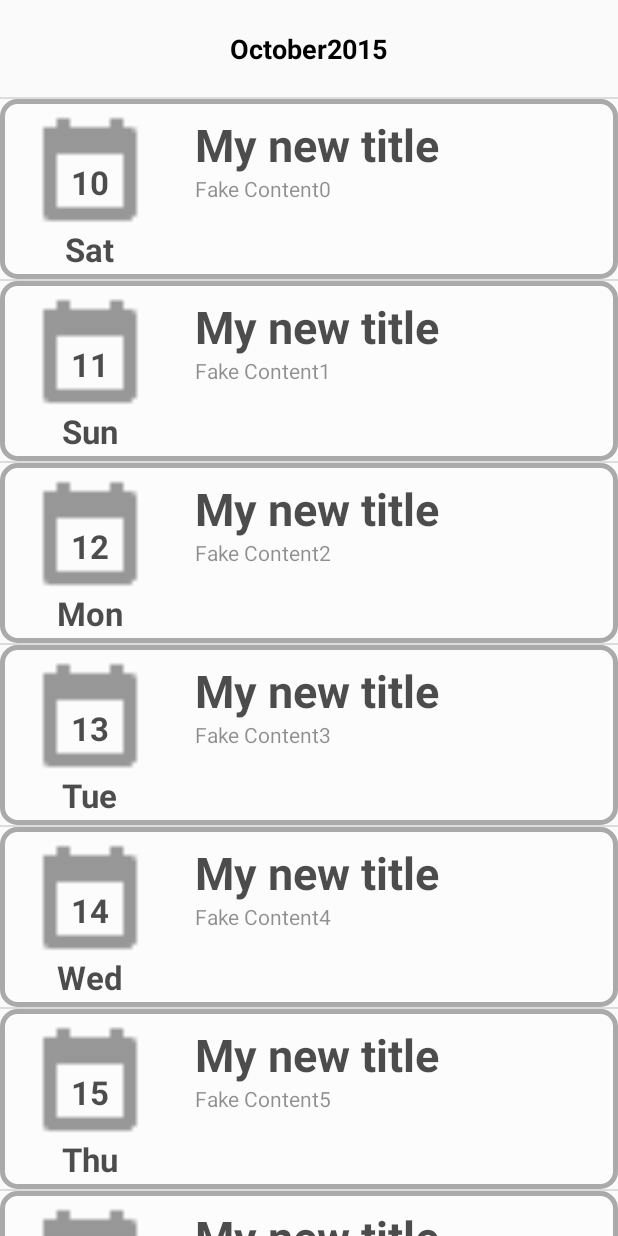
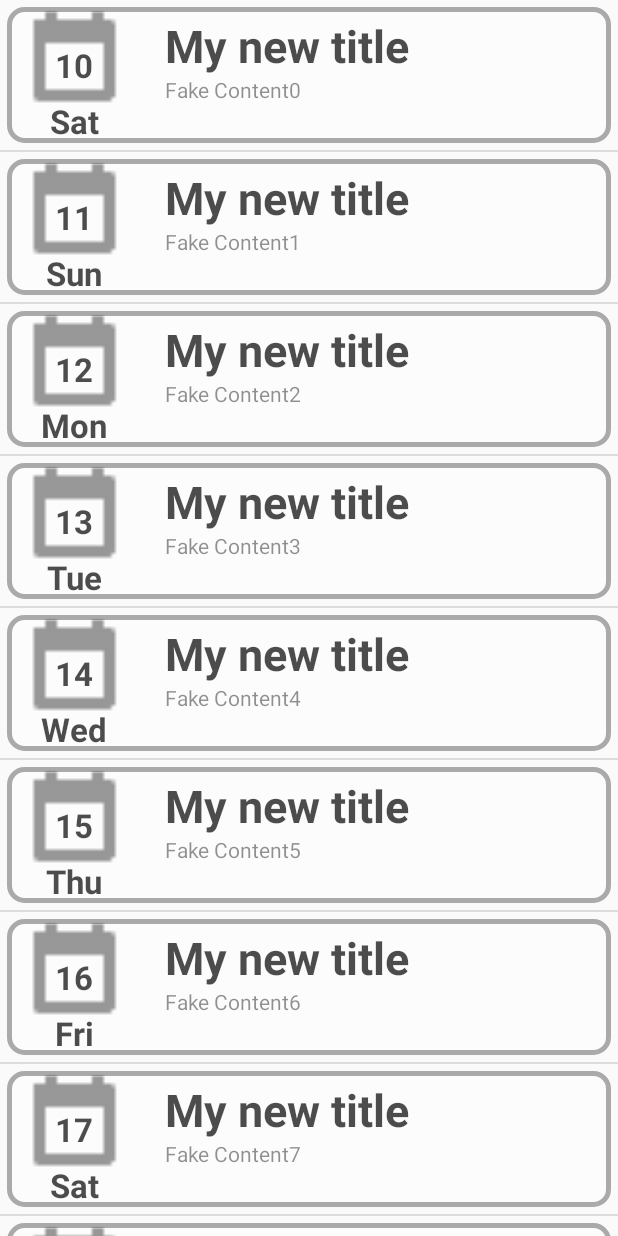
Before and after one commit to jzz111/MedicalTrackerJournal, an Android app: the screen it shows after launch (MainActivity), on a phone screen of 412 x 824 dp. Run offline under Robolectric (Android 15) with nearby library versions, the phone set to English and light mode, and no system bars.

Commit message:
Finalized layout... will put in sections in the list adapter and not do UI tricks

```diff
--- a/app/src/main/java/net/jghost/medicaltrackerjournal/activity/MainActivity.java
+++ b/app/src/main/java/net/jghost/medicaltrackerjournal/activity/MainActivity.java
@@ -1,12 +1,9 @@
 package net.jghost.medicaltrackerjournal.activity;
 
-import android.app.Activity;
 import android.app.ListActivity;
 import android.os.Bundle;
 import android.view.View;
-import android.widget.LinearLayout;
 import android.widget.ListView;
-import android.widget.TextView;
 
 import net.jghost.medicaltrackerjournal.R;
 import net.jghost.medicaltrackerjournal.adapter.JournalEntryPreviewAdapter;
@@ -18,13 +15,16 @@ import java.util.Date;
 import java.util.GregorianCalendar;
 import java.util.List;
 
-public class MainActivity extends Activity {
+public class MainActivity extends ListActivity {
+
+    private JournalEntryPreviewAdapter adapter;
+    private ListView entryList;
 
     @Override
     protected void onCreate(Bundle savedInstanceState) {
         super.onCreate(savedInstanceState);
         setContentView(R.layout.main_activity);
-        List<JournalEntry> fakeJournalEntries = new ArrayList<JournalEntry>();
+        List<JournalEntry> fakeJournalEntries = new ArrayList<>();
         JournalEntry e;
         for (int i = 0; i<10; i++) {
             e = new JournalEntry();
@@ -35,22 +35,9 @@ public class MainActivity extends Activity {
             e.setTitle("My new title");
             fakeJournalEntries.add(e);
         }
-        LinearLayout october = displayMonth("October", 2015, fakeJournalEntries);
-        LinearLayout.LayoutParams p = new LinearLayout.LayoutParams(LinearLayout.LayoutParams.WRAP_CONTENT,LinearLayout.LayoutParams.WRAP_CONTENT);
-        addContentView(october, p);
-    }
+        adapter = new JournalEntryPreviewAdapter(this, R.layout.listview_journal_entry_row, fakeJournalEntries);
 
-    private LinearLayout displayMonth(String month, int year, List<JournalEntry> entries) {
-        JournalEntryPreviewAdapter adapter = new JournalEntryPreviewAdapter(this, R.layout.listview_journal_entry_row, entries);
-
-        LinearLayout container = (LinearLayout) getLayoutInflater().inflate(R.layout.listview_journal_entry, null);
-        ListView entryList = (ListView) container.findViewById(android.R.id.list);
-        View header = getLayoutInflater().inflate(R.layout.listview_header_journal_month, null);
-        TextView month_year = (TextView) header.findViewById(R.id.category_month_year);
-        month_year.setText(month + year);
-        entryList.addHeaderView(header);
+        entryList = (ListView) findViewById(android.R.id.list);
         entryList.setAdapter(adapter);
-
-        return container;
     }
 }
--- /dev/null
+++ b/app/src/main/res/drawable/listview_background.xml
@@ -0,0 +1,6 @@
+<?xml version="1.0" encoding="utf-8"?>
+<layer-list xmlns:android="http://schemas.android.com/apk/res/android">
+    <item android:top="5dp" android:bottom="5dp"
+        android:right="5dp" android:left="5dp"
+        android:drawable="@drawable/slightly_rounded_rect_bg" />
+</layer-list>
--- a/app/src/main/res/layout/listview_journal_entry.xml
+++ /dev/null
@@ -1,14 +0,0 @@
-<?xml version="1.0" encoding="utf-8"?>
-<LinearLayout xmlns:android="http://schemas.android.com/apk/res/android"
-    xmlns:tools="http://schemas.android.com/tools"
-    android:layout_width="match_parent"
-    android:layout_height="match_parent"
-    tools:context="net.jghost.medicaltrackerjournal.activity.MainActivity"
-    android:orientation="vertical">
-
-    <ListView
-        android:layout_width="match_parent"
-        android:layout_height="wrap_content"
-        android:id="@android:id/list" />
-
-</LinearLayout>
--- a/app/src/main/res/layout/listview_journal_entry_row.xml
+++ b/app/src/main/res/layout/listview_journal_entry_row.xml
@@ -3,8 +3,8 @@
     android:layout_width="fill_parent"
     android:layout_height="@dimen/listview_header"
     android:orientation="horizontal"
-    android:background="@drawable/slightly_rounded_rect_bg"
-    android:layout_marginBottom="@dimen/listview_bottom_margin"
+    android:background="@drawable/listview_background"
+    android:layout_margin="@dimen/listview_bottom_margin"
     android:backgroundTintMode="screen">
 
 
@@ -20,13 +20,13 @@
 
             <ImageView
                 android:id="@+id/ic_event"
-                android:layout_width="80dp"
-                android:layout_height="80dp"
+                android:layout_width="70dp"
+                android:layout_height="70dp"
                 android:layout_gravity="center_horizontal"
                 android:alpha="@string/icon_faded"
                 android:contentDescription="@string/ic_desc_event"
                 android:src="@mipmap/ic_event_black_18dp"
-                android:layout_marginTop="@dimen/listview_padding" />
+                android:layout_marginTop="5dp" />
 
             <LinearLayout
                 android:id="@+id/listview_header_text"
@@ -40,14 +40,13 @@
                 android:alpha="@string/text_faded"
                 android:gravity="center"
                 android:orientation="vertical"
-                android:paddingTop="20dp">
+                android:paddingTop="15dp">
 
                 <TextView
                     android:id="@+id/event_date"
                     android:layout_width="@dimen/text_event_date_height"
                     android:layout_height="@dimen/text_event_date_height"
                     android:gravity="center_vertical|center_horizontal"
-                    android:paddingTop="5dp"
                     android:text="@string/text_default_date"
                     android:textAppearance="?android:attr/textAppearanceLarge"
                     android:textStyle="bold"
@@ -57,7 +56,6 @@
                     android:id="@+id/event_day_of_week"
                     android:layout_width="wrap_content"
                     android:layout_height="wrap_content"
-                    android:paddingTop="10dp"
                     android:text="@string/text_default_day_of_week"
                     android:textAppearance="?android:attr/textAppearanceLarge"
                     android:textStyle="bold"
--- a/app/src/main/res/layout/main_activity.xml
+++ b/app/src/main/res/layout/main_activity.xml
@@ -1,5 +1,20 @@
 <?xml version="1.0" encoding="utf-8"?>
 <LinearLayout xmlns:android="http://schemas.android.com/apk/res/android"
-    android:layout_width="match_parent" android:layout_height="match_parent">
+    android:id="@+id/main"
+    android:layout_width="match_parent" android:layout_height="match_parent"
+    android:orientation="vertical">
+
+    <TextView
+        android:layout_width="wrap_content"
+        android:layout_height="wrap_content"
+        android:textAppearance="?android:attr/textAppearanceLarge"
+        android:text="@string/NO_JOURNAL_ENTRY"
+        android:id="@android:id/empty"
+        android:layout_margin="@dimen/text_listview_date_padding" />
+
+    <ListView
+        android:layout_width="match_parent"
+        android:layout_height="wrap_content"
+        android:id="@android:id/list" />
 
 </LinearLayout>
--- a/app/src/main/res/values/dimens.xml
+++ b/app/src/main/res/values/dimens.xml
@@ -6,7 +6,7 @@
     <dimen name="text_event_date_height">45sp</dimen>
     <dimen name="text_listview_title_cellheight">40sp</dimen>
     <dimen name="text_listview_title_size">30sp</dimen>
-    <dimen name="listview_header">120dp</dimen>
+    <dimen name="listview_header">100dp</dimen>
     <dimen name="text_listview_date_padding">10dp</dimen>
     <dimen name="listview_month_padding">5dp</dimen>
     <dimen name="text_listview_preview_cellheight">40sp</dimen>
```
